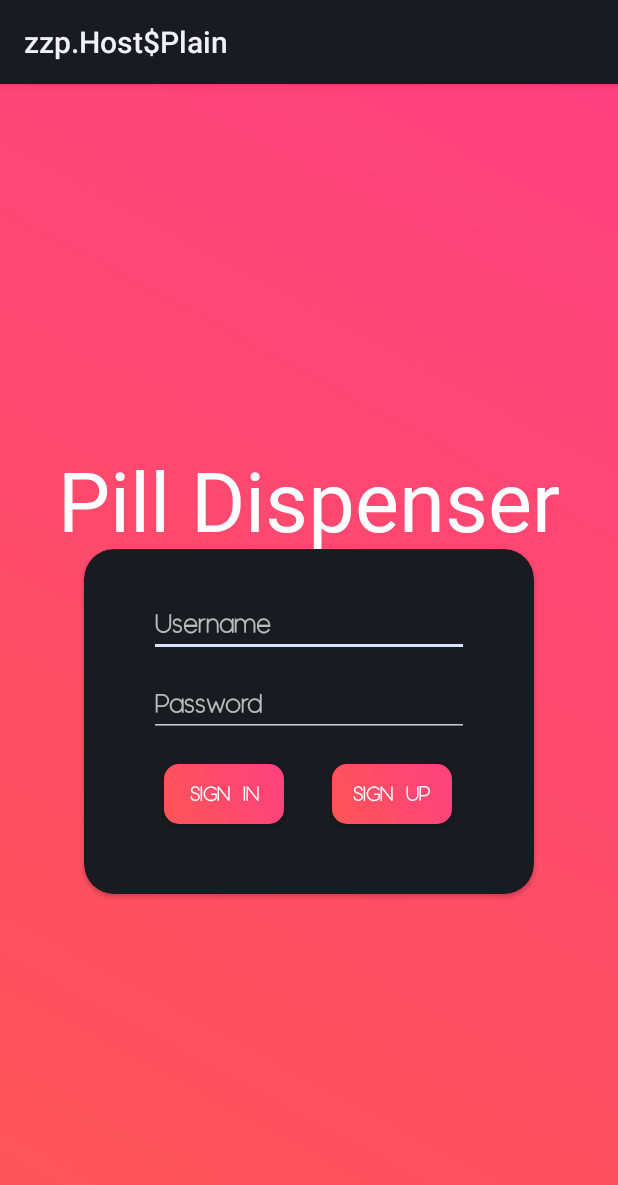
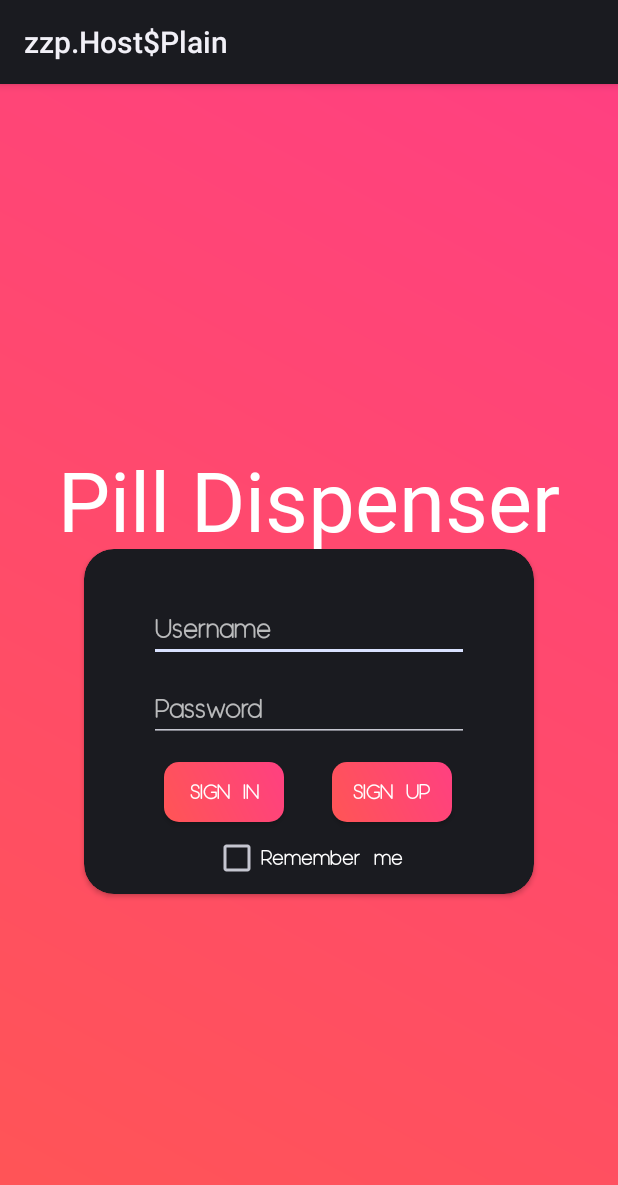
Before and after one commit to luckisluck/Pillapp2, an Android app: the layout activity_main.xml on its own in the app's theme, with its tools: preview values and no code run, on a phone screen of 412 x 824 dp. Shown: the top 1185 px of the screen. Run offline under Robolectric (Android 15) with nearby library versions, the phone set to English and light mode, and no system bars.

Commit message:
change some UI

```diff
--- a/feature/src/main/java/com/dispenses/pill/pillapp/feature/EditPillX.java
+++ b/feature/src/main/java/com/dispenses/pill/pillapp/feature/EditPillX.java
@@ -48,7 +48,7 @@ public class EditPillX extends AppCompatDialogFragment {
         View view = inflater.inflate(R.layout.editpill, null);
         final Context context = inflater.getContext();
 
-        builder.setView(view).setTitle("Delete Alarm").setNegativeButton("cancel", new DialogInterface.OnClickListener() {
+        builder.setView(view).setTitle("Edit Pill Box").setNegativeButton("cancel", new DialogInterface.OnClickListener() {
             @Override
             public void onClick(DialogInterface dialogInterface, int i) {
 
--- a/feature/src/main/res/layout/activity_main.xml
+++ b/feature/src/main/res/layout/activity_main.xml
@@ -49,21 +49,22 @@
                     android:layout_width="match_parent"
                     android:layout_height="match_parent"
                     android:layout_alignParentTop="true"
-                    android:layout_alignStart="@+id/cardView2">
+                    android:layout_alignStart="@+id/cardView2"
+                    android:layout_marginTop="12dp">
 
                     <Button
                         android:id="@+id/button4"
                         android:layout_width="80dp"
                         android:layout_height="40dp"
-                        android:layout_alignStart="@+id/editText25"
-                        android:layout_below="@+id/editText26"
+                        android:layout_above="@+id/checkBox4"
+                        android:layout_alignStart="@+id/editText26"
+                        android:layout_marginBottom="8dp"
                         android:layout_marginStart="10dp"
-                        android:layout_marginTop="18dp"
                         android:background="@drawable/rounde_butt"
+                        android:fontFamily="@font/moon"
+                        android:onClick="checkLogin"
                         android:text="Sign in"
-                        android:fontFamily="@font/moon"
-                        android:textColor="#FFFFFF"
-                        android:onClick="checkLogin"/>
+                        android:textColor="#FFFFFF" />
 
 
                     <EditText
@@ -72,10 +73,10 @@
                         android:layout_height="wrap_content"
                         android:layout_alignParentTop="true"
                         android:layout_centerHorizontal="true"
-                        android:layout_marginTop="28dp"
+                        android:layout_marginTop="19dp"
                         android:ems="10"
+                        android:fontFamily="@font/moon"
                         android:hint="Username"
-                        android:fontFamily="@font/moon"
                         android:inputType="textPersonName" />
 
                     <Button
@@ -86,8 +87,8 @@
                         android:layout_alignTop="@+id/button4"
                         android:layout_marginEnd="11dp"
                         android:background="@drawable/rounde_butt"
+                        android:fontFamily="@font/moon"
                         android:text="Sign up"
-                        android:fontFamily="@font/moon"
                         android:textColor="#FFFFFF" />
 
                     <EditText
@@ -98,9 +99,19 @@
                         android:layout_below="@+id/editText25"
                         android:layout_marginTop="9dp"
                         android:ems="10"
+                        android:fontFamily="@font/moon"
                         android:hint="Password"
+                        android:inputType="textPassword" />
+
+                    <CheckBox
+                        android:id="@+id/checkBox4"
+                        android:layout_width="wrap_content"
+                        android:layout_height="wrap_content"
+                        android:layout_alignParentBottom="true"
+                        android:layout_centerHorizontal="true"
+                        android:layout_marginBottom="8dp"
                         android:fontFamily="@font/moon"
-                        android:inputType="textPassword" />
+                        android:text="Remember me" />
                 </RelativeLayout>
 
             </android.support.v7.widget.CardView>
```
Also changed, not shown: feature/src/main/java/com/dispenses/pill/pillapp/feature/home.java (+5 -5 lines), feature/src/main/res/layout/activity_setting.xml (+17 -0 lines), feature/src/main/res/layout/dispense.xml (+15 -3 lines), feature/src/main/res/layout/editpill.xml (+17 -4 lines), feature/src/main/res/layout/history_list.xml (+58 -9 lines), feature/src/main/res/layout/homepage.xml (+2 -13 lines).
